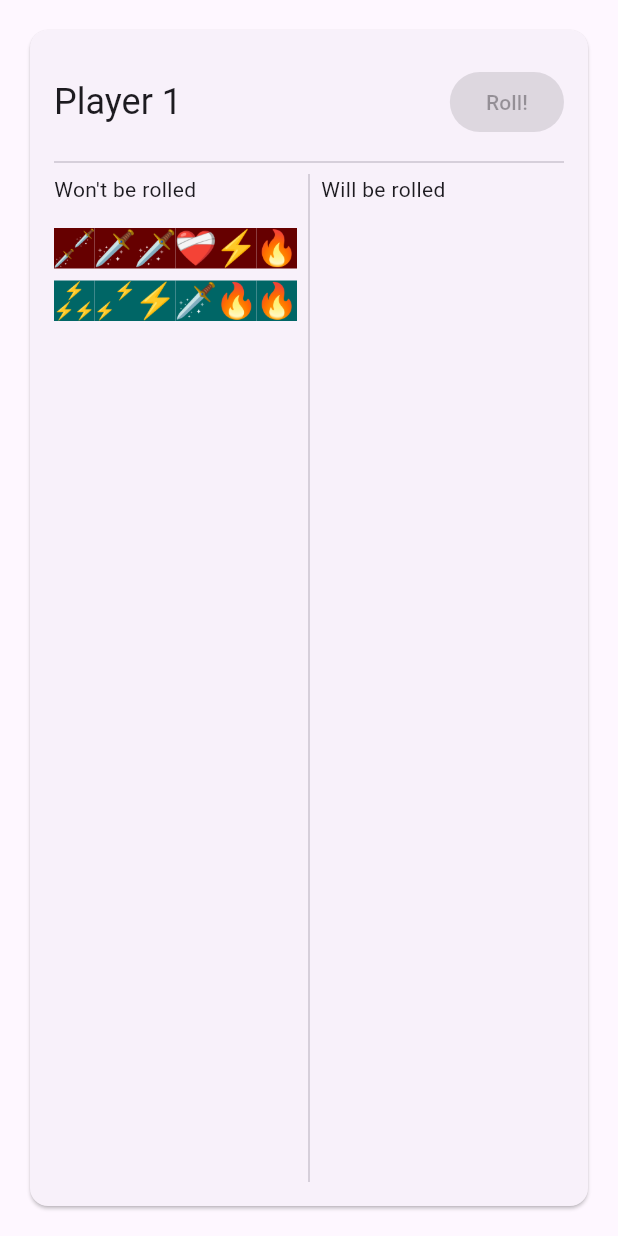
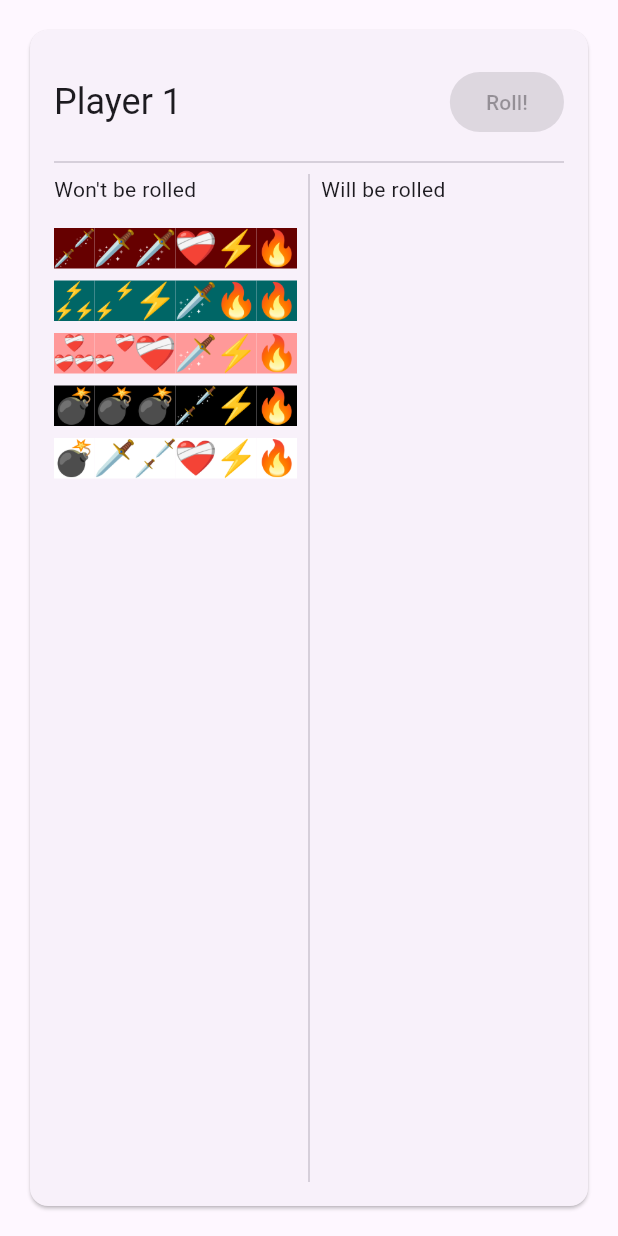
Before and after one commit to michasng/flutter_dicey, a Flutter app: the screen it shows after launch, on a phone screen of 412 x 824 dp. Run offline on Flutter 3.47's test engine with Material 2 defaults, Android fonts, the phone set to English and light mode, and no system bars.

Commit message:
Add more dice

```diff
--- a/lib/routes/play/play_route.dart
+++ b/lib/routes/play/play_route.dart
@@ -30,6 +30,39 @@ class PlayRoute extends StatelessWidget {
         DieSide(action: DieAction.burn),
       ],
     ),
+    Die(
+      color: Color(0xffff9999),
+      sides: [
+        DieSide(action: DieAction.heal, multiplier: 3),
+        DieSide(action: DieAction.heal, multiplier: 2),
+        DieSide(action: DieAction.heal),
+        DieSide(action: DieAction.attack),
+        DieSide(action: DieAction.speed),
+        DieSide(action: DieAction.burn),
+      ],
+    ),
+    Die(
+      color: Color(0xff000000),
+      sides: [
+        DieSide(action: DieAction.explode),
+        DieSide(action: DieAction.explode),
+        DieSide(action: DieAction.explode),
+        DieSide(action: DieAction.attack, multiplier: 2),
+        DieSide(action: DieAction.speed),
+        DieSide(action: DieAction.burn),
+      ],
+    ),
+    Die(
+      color: Color(0xffffffff),
+      sides: [
+        DieSide(action: DieAction.explode),
+        DieSide(action: DieAction.attack),
+        DieSide(action: DieAction.attack, multiplier: 2),
+        DieSide(action: DieAction.heal),
+        DieSide(action: DieAction.speed),
+        DieSide(action: DieAction.burn),
+      ],
+    ),
   ];
 
   const PlayRoute({super.key});
```
